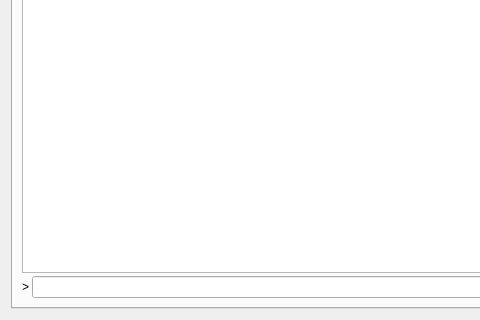
First picture: the form in src/qt/forms/rpcconsole.ui, repository bulwark-crypto/Bulwark, before the edit; both pictures show x 0 to 480 and y 165 to 485 of the 769 by 485 pixel window.
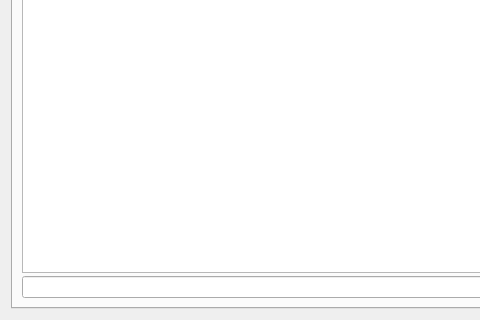
Second picture: the form after the edit. The open tabs and pages were chosen to show the change. Icons and pictures are not drawn. Custom widgets are drawn as their Qt base class.

Commit message:
Uppercase titles & Round inputs
obfuscation title not changed, bug
qspinbox
mysterious buttons
Revert "mysterious buttons"

This reverts commit 9a2c6b8fe8b0221f4f75cd063d02451d6e7361c4.

toolbar expander
Revert "toolbar expander"

This reverts commit 7b941afec300ebb64402b92ad431d991b2e50d72.

What changed in the file:
```diff
--- a/src/qt/forms/rpcconsole.ui
+++ b/src/qt/forms/rpcconsole.ui
@@ -389,13 +389,6 @@
          <property name="spacing">
           <number>3</number>
          </property>
-         <item>
-          <widget class="QLabel" name="label">
-           <property name="text">
-            <string notr="true">&gt;</string>
-           </property>
-          </widget>
-         </item>
          <item>
           <widget class="QLineEdit" name="lineEdit"/>
          </item>
```
Left out of the diff: 2 changed lines with no effect on the pictures. The commit also changes 1 other file.
